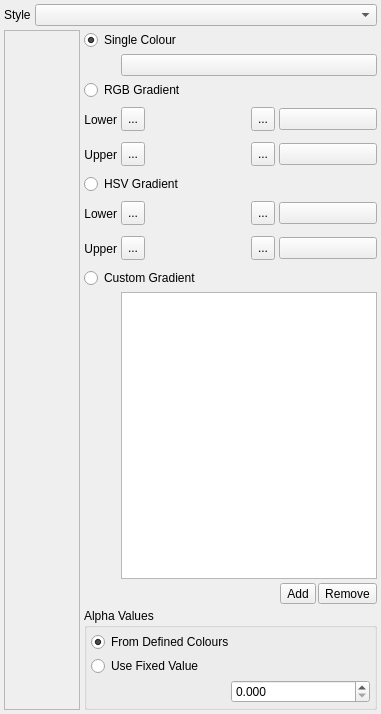
Before: the Qt Designer form src/gui/style.ui in trisyoungs/uchroma, drawn with Qt 5.
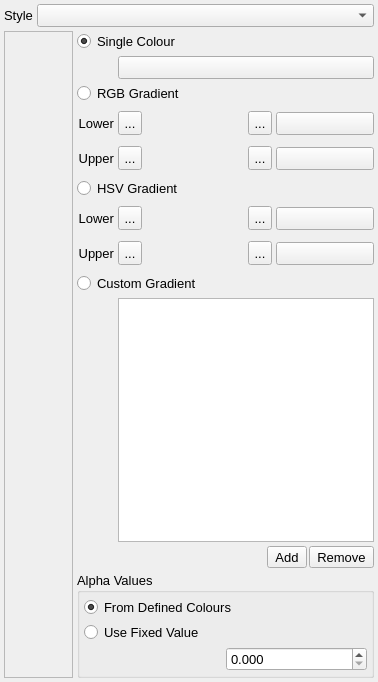
After: the same form once the commit is applied. Icons and pictures are not drawn. Custom widgets are drawn as their Qt base class.

Commit message: Set correct general font size for several subwindows, and renamed some Close buttons to Cancel. Partial addition of ReferenceSetupDialog.

The edit to the form file:
```diff
--- a/src/gui/style.ui
+++ b/src/gui/style.ui
@@ -6,8 +6,8 @@
    <rect>
     <x>0</x>
     <y>0</y>
-    <width>381</width>
-    <height>714</height>
+    <width>378</width>
+    <height>682</height>
    </rect>
   </property>
   <property name="sizePolicy">
@@ -16,6 +16,11 @@
     <verstretch>0</verstretch>
    </sizepolicy>
   </property>
+  <property name="font">
+   <font>
+    <pointsize>10</pointsize>
+   </font>
+  </property>
   <property name="windowTitle">
    <string>Style</string>
   </property>
```
The commit also changes 25 other files.
